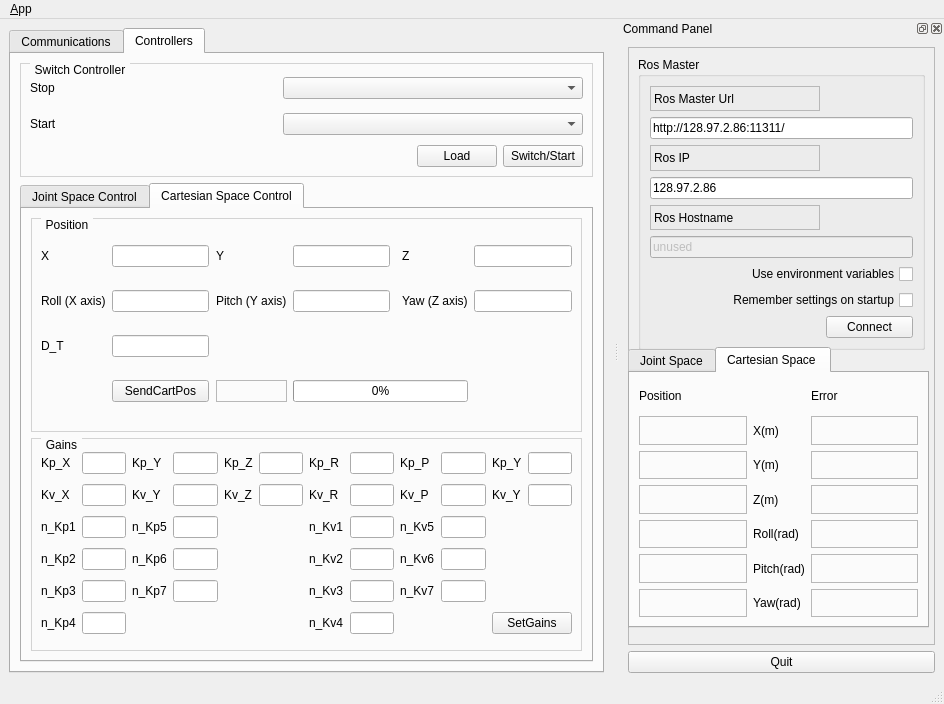
Old version of the form barrett_control/barrett_controller_switcher/ui/main_window.ui in the repository ZhengYi0310/eve_workspace_14.04.
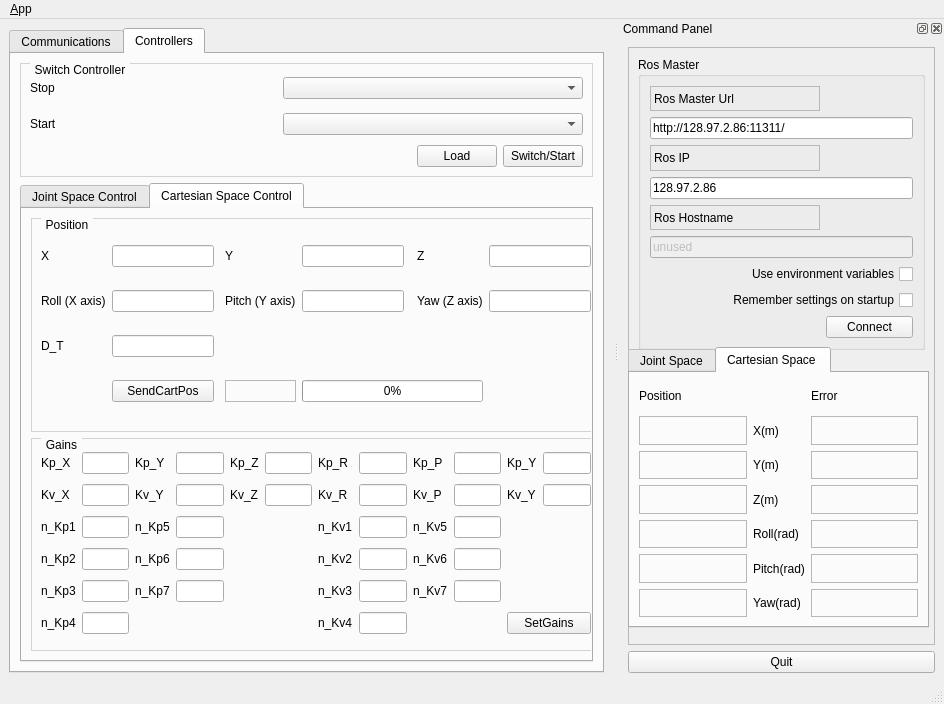
New version of the form. The open tabs and pages were chosen to show the change. Icons and pictures are not drawn.

Patch:
```diff
--- a/barrett_control/barrett_controller_switcher/ui/main_window.ui
+++ b/barrett_control/barrett_controller_switcher/ui/main_window.ui
@@ -21,8 +21,8 @@
    <locale language="English" country="Australia"/>
   </property>
   <widget class="QWidget" name="centralwidget">
-   <layout class="QVBoxLayout" name="verticalLayout_3">
-    <item>
+   <layout class="QGridLayout" name="gridLayout_10">
+    <item row="0" column="0">
      <widget class="QTabWidget" name="tab_manager">
       <property name="minimumSize">
        <size>
@@ -1003,9 +1003,15 @@
            <attribute name="title">
             <string>Cartesian Space Control</string>
            </attribute>
-           <layout class="QVBoxLayout" name="verticalLayout_4">
+           <layout class="QVBoxLayout" name="verticalLayout_3">
             <item>
              <widget class="QGroupBox" name="CartesianSpacePosGroupBox">
+              <property name="minimumSize">
+               <size>
+                <width>570</width>
+                <height>0</height>
+               </size>
+              </property>
               <property name="title">
                <string>Position</string>
               </property>
@@ -1173,6 +1179,24 @@
             </item>
             <item>
              <widget class="QGroupBox" name="CartesianSpaceGainGroupBox">
+              <property name="sizePolicy">
+               <sizepolicy hsizetype="Expanding" vsizetype="Preferred">
+                <horstretch>0</horstretch>
+                <verstretch>0</verstretch>
+               </sizepolicy>
+              </property>
+              <property name="minimumSize">
+               <size>
+                <width>570</width>
+                <height>0</height>
+               </size>
+              </property>
+              <property name="maximumSize">
+               <size>
+                <width>900</width>
+                <height>16777215</height>
+               </size>
+              </property>
               <property name="title">
                <string>Gains</string>
               </property>
@@ -2019,7 +2043,7 @@
            </widget>
           </item>
           <item row="5" column="0">
-           <widget class="QLabel" name="CartPosYaw_Val">
+           <widget class="QLabel" name="CartPosPitch_Val">
             <property name="frameShape">
              <enum>QFrame::StyledPanel</enum>
             </property>
@@ -2036,7 +2060,7 @@
            </widget>
           </item>
           <item row="5" column="2">
-           <widget class="QLabel" name="CartErrorYaw_Val">
+           <widget class="QLabel" name="CartErrorPitch_Val">
             <property name="frameShape">
              <enum>QFrame::StyledPanel</enum>
             </property>
@@ -2046,7 +2070,7 @@
            </widget>
           </item>
           <item row="6" column="0">
-           <widget class="QLabel" name="CartPosPitch_Val">
+           <widget class="QLabel" name="CartPosYaw_Val">
             <property name="frameShape">
              <enum>QFrame::StyledPanel</enum>
             </property>
@@ -2063,7 +2087,7 @@
            </widget>
           </item>
           <item row="6" column="2">
-           <widget class="QLabel" name="CartErrorPitch_Val">
+           <widget class="QLabel" name="CartErrorYaw_Val">
             <property name="frameShape">
              <enum>QFrame::StyledPanel</enum>
             </property>
```
Left out of the diff: 270 changed lines with no effect on the pictures.
